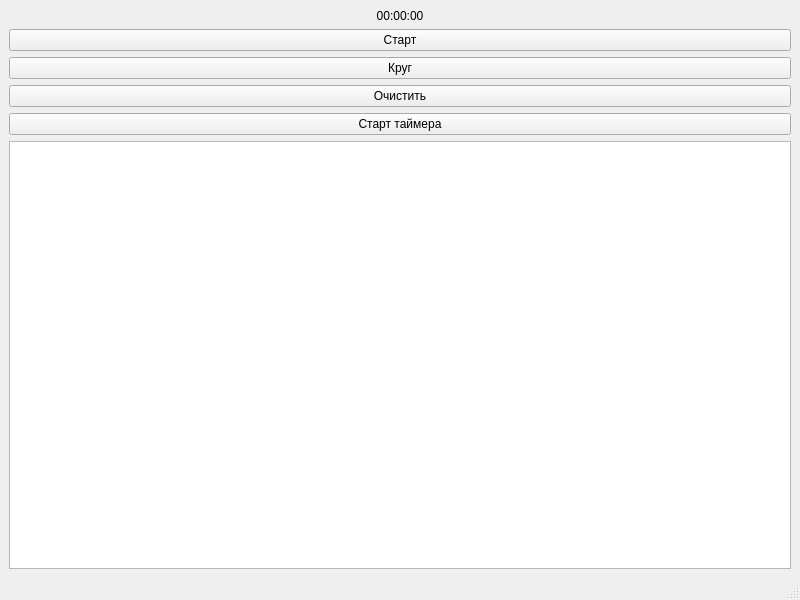
Old version of the form Cross-platform development with Qt/05 Stopwatch/mainwindow.ui in the repository Sm4enko/origin.
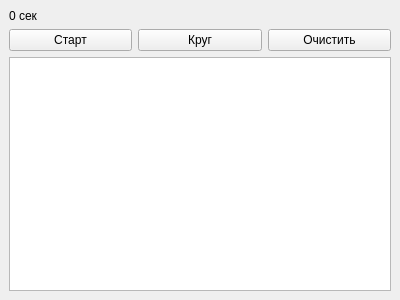
New version of the form.

The edit to the form file:
```diff
--- a/Cross-platform development with Qt/05 Stopwatch/mainwindow.ui
+++ b/Cross-platform development with Qt/05 Stopwatch/mainwindow.ui
@@ -6,8 +6,8 @@
    <rect>
     <x>0</x>
     <y>0</y>
-    <width>800</width>
-    <height>600</height>
+    <width>400</width>
+    <height>300</height>
    </rect>
   </property>
   <property name="windowTitle">
@@ -18,13 +18,12 @@
     <item>
      <widget class="QLabel" name="timerLabel">
       <property name="text">
-       <string>00:00:00</string>
-      </property>
-      <property name="alignment">
-       <set>Qt::AlignCenter</set>
+       <string>0 сек</string>
       </property>
      </widget>
     </item>
+    <item>
+     <layout class="QHBoxLayout" name="horizontalLayout">
     <item>
      <widget class="QPushButton" name="startStopButton">
       <property name="text">
@@ -46,12 +45,7 @@
       </property>
      </widget>
     </item>
-    <item>
-     <widget class="QPushButton" name="startTimerButton">
-      <property name="text">
-       <string>Старт таймера</string>
-      </property>
-     </widget>
+     </layout>
     </item>
     <item>
      <widget class="QTextBrowser" name="lapsTextBrowser">
@@ -62,8 +56,6 @@
     </item>
    </layout>
   </widget>
-  <widget class="QMenuBar" name="menubar"/>
-  <widget class="QStatusBar" name="statusbar"/>
  </widget>
  <resources/>
  <connections/>
```
Left out of the diff: 6 changed lines with no effect on the pictures. Lines whose indentation alone changed are shown as unchanged.
